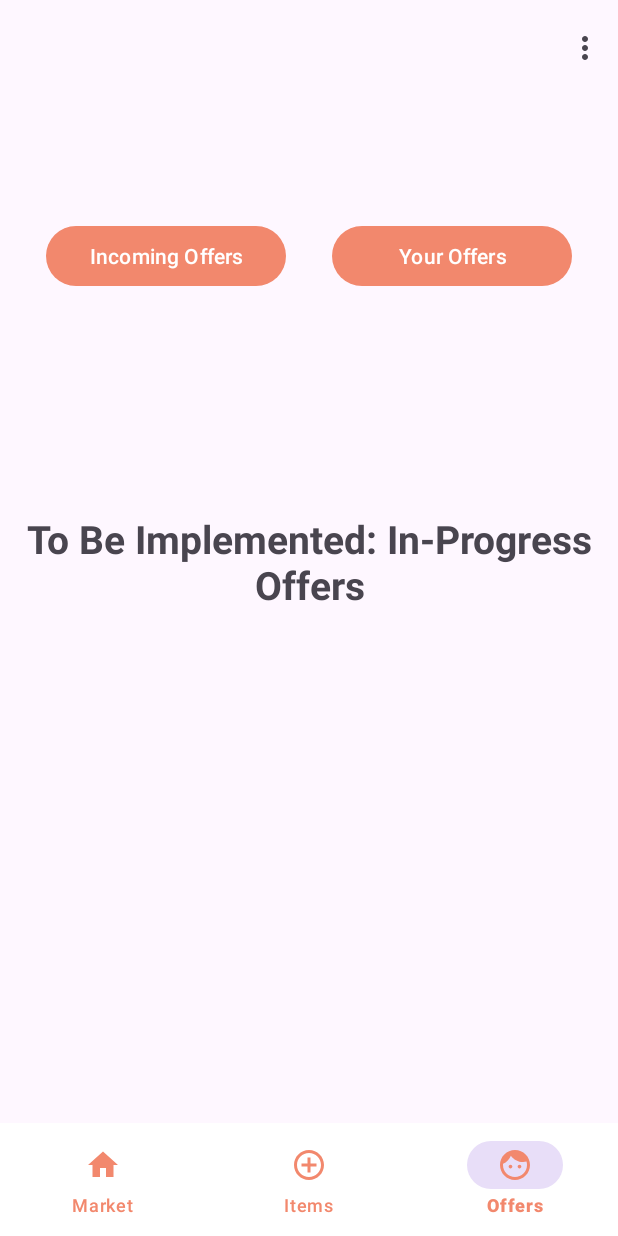
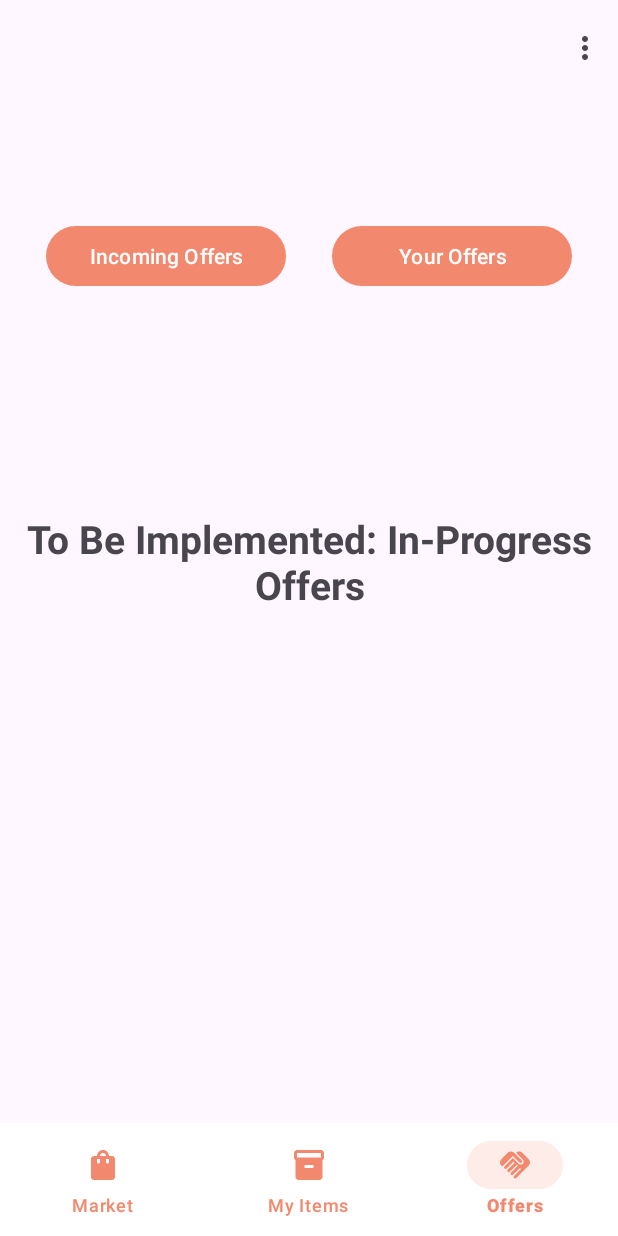
Before and after one commit to ge-andrew/BarterBuddy, an Android app: the screen it shows after launch once a user with an empty profile is signed in (MainActivity), item 3 of the bottom bar chosen, on a phone screen of 412 x 824 dp. Run offline under Robolectric (Android 15) with nearby library versions, the phone set to English and light mode, and no system bars; our stand-ins replace Firebase (no records; nobody signed in at launch, a user with empty details on screens opened directly).

Commit message:
- Changed the icons for the battom nav bar - also changed some colors and added a search bar

```diff
--- /dev/null
+++ b/app/src/main/res/drawable/baseline_handshake_24.xml
@@ -0,0 +1,5 @@
+<vector android:height="24dp" android:tint="#FFFFFF"
+    android:viewportHeight="24" android:viewportWidth="24"
+    android:width="24dp" xmlns:android="http://schemas.android.com/apk/res/android">
+    <path android:fillColor="@android:color/white" android:pathData="M16.48,10.41c-0.39,0.39 -1.04,0.39 -1.43,0l-4.47,-4.46l-7.05,7.04l-0.66,-0.63c-1.17,-1.17 -1.17,-3.07 0,-4.24l4.24,-4.24c1.17,-1.17 3.07,-1.17 4.24,0L16.48,9C16.87,9.39 16.87,10.02 16.48,10.41zM17.18,8.29c0.78,0.78 0.78,2.05 0,2.83c-1.27,1.27 -2.61,0.22 -2.83,0l-3.76,-3.76l-5.57,5.57c-0.39,0.39 -0.39,1.02 0,1.41c0.39,0.39 1.02,0.39 1.42,0l4.62,-4.62l0.71,0.71l-4.62,4.62c-0.39,0.39 -0.39,1.02 0,1.41c0.39,0.39 1.02,0.39 1.42,0l4.62,-4.62l0.71,0.71l-4.62,4.62c-0.39,0.39 -0.39,1.02 0,1.41c0.39,0.39 1.02,0.39 1.41,0l4.62,-4.62l0.71,0.71l-4.62,4.62c-0.39,0.39 -0.39,1.02 0,1.41c0.39,0.39 1.02,0.39 1.41,0l8.32,-8.34c1.17,-1.17 1.17,-3.07 0,-4.24l-4.24,-4.24c-1.15,-1.15 -3.01,-1.17 -4.18,-0.06L17.18,8.29z"/>
+</vector>
--- /dev/null
+++ b/app/src/main/res/drawable/baseline_inventory_24.xml
@@ -0,0 +1,5 @@
+<vector android:height="24dp" android:tint="#FFFFFF"
+    android:viewportHeight="24" android:viewportWidth="24"
+    android:width="24dp" xmlns:android="http://schemas.android.com/apk/res/android">
+    <path android:fillColor="@android:color/white" android:pathData="M20,2L4,2c-1,0 -2,0.9 -2,2v3.01c0,0.72 0.43,1.34 1,1.69L3,20c0,1.1 1.1,2 2,2h14c0.9,0 2,-0.9 2,-2L21,8.7c0.57,-0.35 1,-0.97 1,-1.69L22,4c0,-1.1 -1,-2 -2,-2zM15,14L9,14v-2h6v2zM20,7L4,7L4,4l16,-0.02L20,7z"/>
+</vector>
--- /dev/null
+++ b/app/src/main/res/drawable/baseline_shopping_bag_24.xml
@@ -0,0 +1,5 @@
+<vector android:height="24dp" android:tint="#FFFFFF"
+    android:viewportHeight="24" android:viewportWidth="24"
+    android:width="24dp" xmlns:android="http://schemas.android.com/apk/res/android">
+    <path android:fillColor="@android:color/white" android:pathData="M18,6h-2c0,-2.21 -1.79,-4 -4,-4S8,3.79 8,6H6C4.9,6 4,6.9 4,8v12c0,1.1 0.9,2 2,2h12c1.1,0 2,-0.9 2,-2V8C20,6.9 19.1,6 18,6zM10,10c0,0.55 -0.45,1 -1,1s-1,-0.45 -1,-1V8h2V10zM12,4c1.1,0 2,0.9 2,2h-4C10,4.9 10.9,4 12,4zM16,10c0,0.55 -0.45,1 -1,1s-1,-0.45 -1,-1V8h2V10z"/>
+</vector>
--- a/app/src/main/res/layout/activity_main.xml
+++ b/app/src/main/res/layout/activity_main.xml
@@ -30,6 +30,8 @@
         android:background="@color/white"
         app:itemIconTint="@color/peach"
         app:itemTextColor="@color/peach"
-        app:itemRippleColor= "#fbd9d0"/>
+        app:itemRippleColor= "#fbd9d0"
+        app:itemActiveIndicatorStyle="@style/App.Custom.Indicator"
+        />
 
 </androidx.constraintlayout.widget.ConstraintLayout>
--- a/app/src/main/res/layout/fragment_user_items.xml
+++ b/app/src/main/res/layout/fragment_user_items.xml
@@ -28,12 +28,13 @@
         android:layout_width="80dp"
         android:layout_height="80dp"
         android:layout_marginBottom="16dp"
+        android:layout_marginEnd="16dp"
         android:clickable="true"
         app:fabCustomSize="80dp"
         app:maxImageSize="40dp"
         app:layout_constraintBottom_toBottomOf="parent"
         app:layout_constraintEnd_toEndOf="parent"
-        app:layout_constraintHorizontal_bias="0.5"
+        app:layout_constraintHorizontal_bias="1"
         app:layout_constraintStart_toStartOf="parent"
         android:src="@android:drawable/ic_input_add"
         android:contentDescription="@string/add_new_item"
--- a/app/src/main/res/menu/main_bottom_nav_menu.xml
+++ b/app/src/main/res/menu/main_bottom_nav_menu.xml
@@ -5,16 +5,16 @@
     <item
         android:id="@+id/menu_item_market"
         android:title="@string/market"
-        android:icon="@drawable/icon_home"/>
+        android:icon="@drawable/baseline_shopping_bag_24"/>
 
     <item
         android:id="@+id/menu_item_items"
-        android:title="@string/menu_items"
-        android:icon="@drawable/icon_add_circle" />
+        android:title="@string/my_items"
+        android:icon="@drawable/baseline_inventory_24" />
 
     <item
         android:id="@+id/menu_item_offers"
         android:title="@string/offers"
-        android:icon="@drawable/default_profile_face" />
+        android:icon="@drawable/baseline_handshake_24" />
 
 </menu>
--- a/app/src/main/res/values/styles.xml
+++ b/app/src/main/res/values/styles.xml
@@ -54,4 +54,8 @@
         <item name="cornerSize">40dp</item>
     </style>
 
+    <style name="App.Custom.Indicator" parent="Widget.Material3.BottomNavigationView.ActiveIndicator">
+        <item name="android:color">#fdece8</item>
+    </style>
+
 </resources>
```
Also changed, not shown: app/src/main/res/drawable/search_bar.xml (added, +9 -0 lines), app/src/main/res/layout/fragment_public_items.xml (+20 -2 lines), app/src/main/res/layout/public_items_recycler_card.xml (+12 -13 lines).
